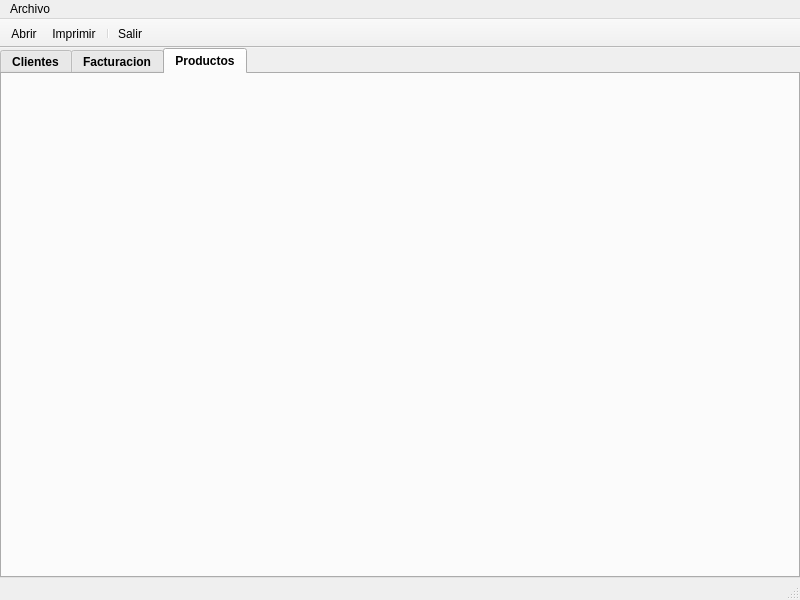
This is venPrincipal.ui in MelonRodante/MarquezMiguel as Qt 5 draws it before an edit. The edited form follows.
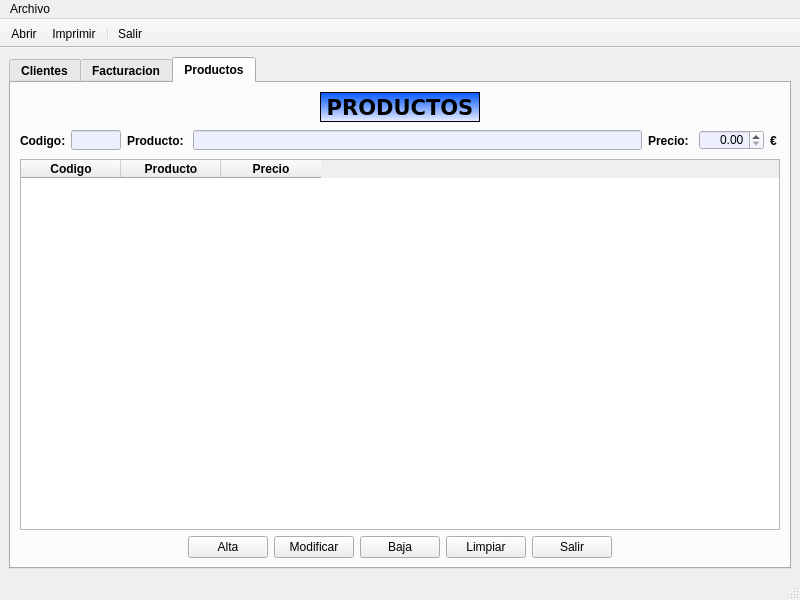
This is the edited form. The open tabs and pages were chosen to show the change. Icons and pictures are not drawn.

Commit message: Boton de busqueda y de recargar Panel y campos productos

Patch:
```diff
--- a/venPrincipal.ui
+++ b/venPrincipal.ui
@@ -23,19 +23,7 @@
    <property name="styleSheet">
     <string notr="true"/>
    </property>
-   <layout class="QVBoxLayout" name="verticalLayout_2">
-    <property name="leftMargin">
-     <number>0</number>
-    </property>
-    <property name="topMargin">
-     <number>0</number>
-    </property>
-    <property name="rightMargin">
-     <number>0</number>
-    </property>
-    <property name="bottomMargin">
-     <number>0</number>
-    </property>
+   <layout class="QVBoxLayout" name="verticalLayout_3">
     <item>
      <widget class="QTabWidget" name="panel">
       <property name="font">
@@ -68,7 +56,7 @@
            </spacer>
           </item>
           <item>
-           <widget class="QLabel" name="label">
+           <widget class="QLabel" name="labelClientes">
             <property name="sizePolicy">
              <sizepolicy hsizetype="Fixed" vsizetype="Fixed">
               <horstretch>0</horstretch>
@@ -1053,6 +1041,467 @@
        <attribute name="title">
         <string>Productos</string>
        </attribute>
+       <layout class="QVBoxLayout" name="verticalLayout_2">
+        <item>
+         <layout class="QHBoxLayout" name="layoutProductos_0">
+          <item>
+           <spacer name="horizontalSpacer_3">
+            <property name="orientation">
+             <enum>Qt::Horizontal</enum>
+            </property>
+            <property name="sizeHint" stdset="0">
+             <size>
+              <width>40</width>
+              <height>20</height>
+             </size>
+            </property>
+           </spacer>
+          </item>
+          <item>
+           <widget class="QLabel" name="lblProductos">
+            <property name="sizePolicy">
+             <sizepolicy hsizetype="Fixed" vsizetype="Fixed">
+              <horstretch>0</horstretch>
+              <verstretch>0</verstretch>
+             </sizepolicy>
+            </property>
+            <property name="minimumSize">
+             <size>
+              <width>160</width>
+              <height>30</height>
+             </size>
+            </property>
+            <property name="maximumSize">
+             <size>
+              <width>160</width>
+              <height>30</height>
+             </size>
+            </property>
+            <property name="font">
+             <font>
+              <family>Verdana</family>
+              <pointsize>16</pointsize>
+              <weight>75</weight>
+              <bold>true</bold>
+             </font>
+            </property>
+            <property name="styleSheet">
+             <string notr="true">background-color: qlineargradient(spread:pad, x1:0, y1:0, x2:0, y2:1, stop:0 rgba(0, 85, 255, 255), stop:1 rgba(237, 239, 255, 255));
+border-color: rgb(0, 0, 0);</string>
+            </property>
+            <property name="frameShape">
+             <enum>QFrame::Box</enum>
+            </property>
+            <property name="text">
+             <string>PRODUCTOS</string>
+            </property>
+            <property name="alignment">
+             <set>Qt::AlignCenter</set>
+            </property>
+           </widget>
+          </item>
+          <item>
+           <spacer name="horizontalSpacer_4">
+            <property name="orientation">
+             <enum>Qt::Horizontal</enum>
+            </property>
+            <property name="sizeHint" stdset="0">
+             <size>
+              <width>40</width>
+              <height>20</height>
+             </size>
+            </property>
+           </spacer>
+          </item>
+         </layout>
+        </item>
+        <item>
+         <layout class="QHBoxLayout" name="layoutProductos_1">
+          <item>
+           <widget class="QLabel" name="lblCodigo">
+            <property name="sizePolicy">
+             <sizepolicy hsizetype="Fixed" vsizetype="Fixed">
+              <horstretch>0</horstretch>
+              <verstretch>0</verstretch>
+             </sizepolicy>
+            </property>
+            <property name="minimumSize">
+             <size>
+              <width>45</width>
+              <height>25</height>
+             </size>
+            </property>
+            <property name="maximumSize">
+             <size>
+              <width>45</width>
+              <height>25</height>
+             </size>
+            </property>
+            <property name="font">
+             <font>
+              <weight>75</weight>
+              <bold>true</bold>
+             </font>
+            </property>
+            <property name="text">
+             <string>Codigo:</string>
+            </property>
+           </widget>
+          </item>
+          <item>
+           <widget class="QLineEdit" name="editCodigo">
+            <property name="sizePolicy">
+             <sizepolicy hsizetype="Fixed" vsizetype="Fixed">
+              <horstretch>0</horstretch>
+              <verstretch>0</verstretch>
+             </sizepolicy>
+            </property>
+            <property name="minimumSize">
+             <size>
+              <width>50</width>
+              <height>20</height>
+             </size>
+            </property>
+            <property name="maximumSize">
+             <size>
+              <width>50</width>
+              <height>20</height>
+             </size>
+            </property>
+            <property name="styleSheet">
+             <string notr="true">background-color: rgb(237, 239, 255);</string>
+            </property>
+            <property name="alignment">
+             <set>Qt::AlignCenter</set>
+            </property>
+            <property name="readOnly">
+             <bool>true</bool>
+            </property>
+           </widget>
+          </item>
+          <item>
+           <widget class="QLabel" name="lblProducto">
+            <property name="sizePolicy">
+             <sizepolicy hsizetype="Fixed" vsizetype="Fixed">
+              <horstretch>0</horstretch>
+              <verstretch>0</verstretch>
+             </sizepolicy>
+            </property>
+            <property name="minimumSize">
+             <size>
+              <width>60</width>
+              <height>25</height>
+             </size>
+            </property>
+            <property name="maximumSize">
+             <size>
+              <width>60</width>
+              <height>25</height>
+             </size>
+            </property>
+            <property name="font">
+             <font>
+              <weight>75</weight>
+              <bold>true</bold>
+             </font>
+            </property>
+            <property name="text">
+             <string>Producto:</string>
+            </property>
+           </widget>
+          </item>
+          <item>
+           <widget class="QLineEdit" name="editProducto">
+            <property name="sizePolicy">
+             <sizepolicy hsizetype="Expanding" vsizetype="Fixed">
+              <horstretch>0</horstretch>
+              <verstretch>0</verstretch>
+             </sizepolicy>
+            </property>
+            <property name="minimumSize">
+             <size>
+              <width>0</width>
+              <height>20</height>
+             </size>
+            </property>
+            <property name="maximumSize">
+             <size>
+              <width>16777215</width>
+              <height>20</height>
+             </size>
+            </property>
+            <property name="styleSheet">
+             <string notr="true">background-color: rgb(237, 239, 255);</string>
+            </property>
+            <property name="alignment">
+             <set>Qt::AlignLeading|Qt::AlignLeft|Qt::AlignVCenter</set>
+            </property>
+           </widget>
+          </item>
+          <item>
+           <widget class="QLabel" name="lblPrecio">
+            <property name="sizePolicy">
+             <sizepolicy hsizetype="Fixed" vsizetype="Fixed">
+              <horstretch>0</horstretch>
+              <verstretch>0</verstretch>
+             </sizepolicy>
+            </property>
+            <property name="minimumSize">
+             <size>
+              <width>45</width>
+              <height>25</height>
+             </size>
+            </property>
+            <property name="maximumSize">
+             <size>
+              <width>45</width>
+              <height>25</height>
+             </size>
+            </property>
+            <property name="font">
+             <font>
+              <weight>75</weight>
+              <bold>true</bold>
+             </font>
+            </property>
+            <property name="text">
+             <string>Precio:</string>
+            </property>
+           </widget>
+          </item>
+          <item>
+           <widget class="QDoubleSpinBox" name="doubleSpinBox">
+            <property name="sizePolicy">
+             <sizepolicy hsizetype="Fixed" vsizetype="Fixed">
+              <horstretch>0</horstretch>
+              <verstretch>0</verstretch>
+             </sizepolicy>
+            </property>
+            <property name="minimumSize">
+             <size>
+              <width>65</width>
+              <height>20</height>
+             </size>
+            </property>
+            <property name="maximumSize">
+             <size>
+              <width>65</width>
+              <height>20</height>
+             </size>
+            </property>
+            <property name="font">
+             <font>
+              <weight>50</weight>
+              <bold>false</bold>
+             </font>
+            </property>
+            <property name="styleSheet">
+             <string notr="true">background-color: rgb(237, 239, 255);</string>
+            </property>
+            <property name="alignment">
+             <set>Qt::AlignRight|Qt::AlignTrailing|Qt::AlignVCenter</set>
+            </property>
+            <property name="maximum">
+             <double>9999.989999999999782</double>
+            </property>
+            <property name="singleStep">
+             <double>0.500000000000000</double>
+            </property>
+            <property name="value">
+             <double>0.000000000000000</double>
+            </property>
+           </widget>
+          </item>
+          <item>
+           <widget class="QLabel" name="label">
+            <property name="sizePolicy">
+             <sizepolicy hsizetype="Fixed" vsizetype="Fixed">
+              <horstretch>0</horstretch>
+              <verstretch>0</verstretch>
+             </sizepolicy>
+            </property>
+            <property name="minimumSize">
+             <size>
+              <width>10</width>
+              <height>25</height>
+             </size>
+            </property>
+            <property name="maximumSize">
+             <size>
+              <width>10</width>
+              <height>25</height>
+             </size>
+            </property>
+            <property name="text">
+             <string>€</string>
+            </property>
+           </widget>
+          </item>
+         </layout>
+        </item>
+        <item>
+         <widget class="QTableWidget" name="tablaProductos">
+          <property name="focusPolicy">
+           <enum>Qt::NoFocus</enum>
+          </property>
+          <property name="styleSheet">
+           <string notr="true"> QTableView::item {
+		background-color: rgb(237, 239, 255); 
+}
+
+ QTableView::item:alternate {
+		background-color: rgb(255, 255, 255); 
+}
+
+ QTableView::item:selected {
+		color: rgb(255, 255, 255); 
+		
+	background-color: rgb(12, 93, 255);
+}</string>
+          </property>
+          <property name="editTriggers">
+           <set>QAbstractItemView::NoEditTriggers</set>
+          </property>
+          <property name="alternatingRowColors">
+           <bool>true</bool>
+          </property>
+          <attribute name="verticalHeaderVisible">
+           <bool>false</bool>
+          </attribute>
+          <column>
+           <property name="text">
+            <string>Codigo</string>
+           </property>
+           <property name="font">
+            <font>
+             <weight>75</weight>
+             <bold>true</bold>
+            </font>
+           </property>
+          </column>
+          <column>
+           <property name="text">
+            <string>Producto</string>
+           </property>
+           <property name="font">
+            <font>
+             <weight>75</weight>
+             <bold>true</bold>
+            </font>
+           </property>
+          </column>
+          <column>
+           <property name="text">
+            <string>Precio</string>
+           </property>
+           <property name="font">
+            <font>
+             <weight>75</weight>
+             <bold>true</bold>
+            </font>
+           </property>
+          </column>
+         </widget>
+        </item>
+        <item>
+         <layout class="QHBoxLayout" name="layoutProductos_2">
+          <property name="bottomMargin">
+           <number>0</number>
+          </property>
+          <item>
+           <spacer name="space_11">
+            <property name="orientation">
+             <enum>Qt::Horizontal</enum>
+            </property>
+            <property name="sizeHint" stdset="0">
+             <size>
+              <width>40</width>
+              <height>20</height>
+             </size>
+            </property>
+           </spacer>
+          </item>
+          <item>
+           <widget class="QPushButton" name="btnProductoAlta">
+            <property name="font">
+             <font>
+              <weight>50</weight>
+              <bold>false</bold>
+             </font>
+            </property>
+            <property name="text">
+             <string>Alta</string>
+            </property>
+           </widget>
+          </item>
+          <item>
+           <widget class="QPushButton" name="btnProductoModificar">
+            <property name="font">
+             <font>
+              <weight>50</weight>
+              <bold>false</bold>
+             </font>
+            </property>
+            <property name="text">
+             <string>Modificar</string>
+            </property>
+           </widget>
+          </item>
+          <item>
+           <widget class="QPushButton" name="btnProductoBaja">
+            <property name="font">
+             <font>
+              <weight>50</weight>
+              <bold>false</bold>
+             </font>
+            </property>
+            <property name="text">
+             <string>Baja</string>
+            </property>
+           </widget>
+          </item>
+          <item>
+           <widget class="QPushButton" name="btnProductoLimpiar">
+            <property name="font">
+             <font>
+              <weight>50</weight>
+              <bold>false</bold>
+             </font>
+            </property>
+            <property name="text">
+             <string>Limpiar</string>
+            </property>
+           </widget>
+          </item>
+          <item>
+           <widget class="QPushButton" name="btnProductoSalir">
+            <property name="font">
+             <font>
+              <weight>50</weight>
+              <bold>false</bold>
+             </font>
+            </property>
+            <property name="text">
+             <string>Salir</string>
+            </property>
+           </widget>
+          </item>
+          <item>
+           <spacer name="space_12">
+            <property name="orientation">
+             <enum>Qt::Horizontal</enum>
+            </property>
+            <property name="sizeHint" stdset="0">
+             <size>
+              <width>40</width>
+              <height>20</height>
+             </size>
+            </property>
+           </spacer>
+          </item>
+         </layout>
+        </item>
+       </layout>
       </widget>
      </widget>
     </item>
```
Left out of the diff: 72 changed lines with no effect on the pictures. The commit also changes 1 other file.
